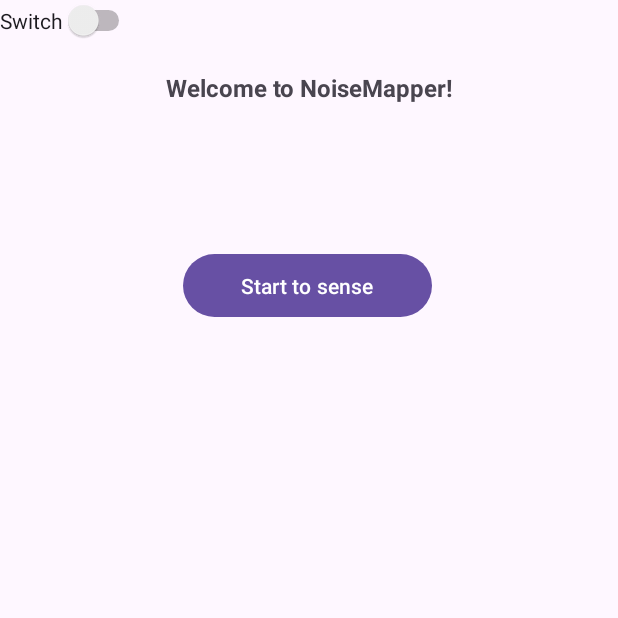
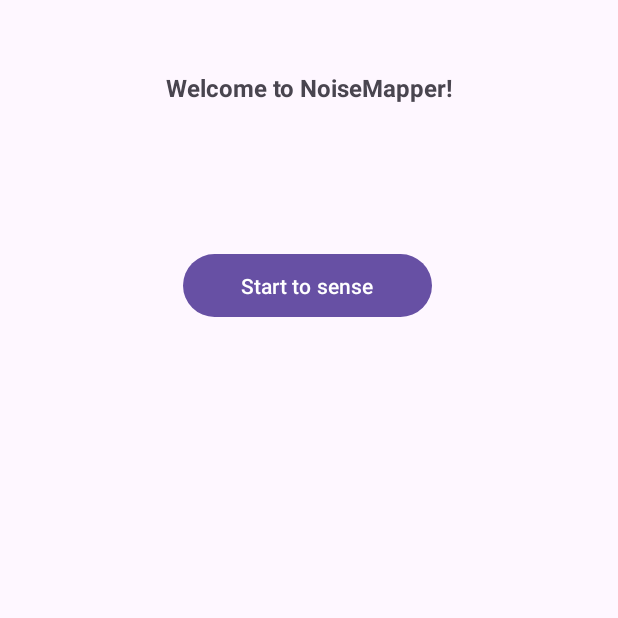
Before and after one commit to glmquint/MASSSProject, an Android app built with Jetpack Compose: the screen it shows after launch (MainActivity), on a phone screen of 412 x 824 dp, the top half of it. Run offline under Robolectric (Android 15) with nearby library versions, the phone set to English and light mode, and no system bars.

Commit message:
Remove wrong switch

```diff
--- a/NoiseMapper/app/src/main/res/layout/activity_main.xml
+++ b/NoiseMapper/app/src/main/res/layout/activity_main.xml
@@ -36,13 +36,5 @@
             app:layout_constraintTop_toTopOf="parent"
             app:layout_constraintVertical_bias="0.214" />
 
-        <Switch
-            android:id="@+id/switch1"
-            android:layout_width="wrap_content"
-            android:layout_height="wrap_content"
-            android:text="Switch"
-            tools:layout_editor_absoluteX="105dp"
-            tools:layout_editor_absoluteY="163dp" />
-
     </androidx.constraintlayout.widget.ConstraintLayout>
 </LinearLayout>
```
